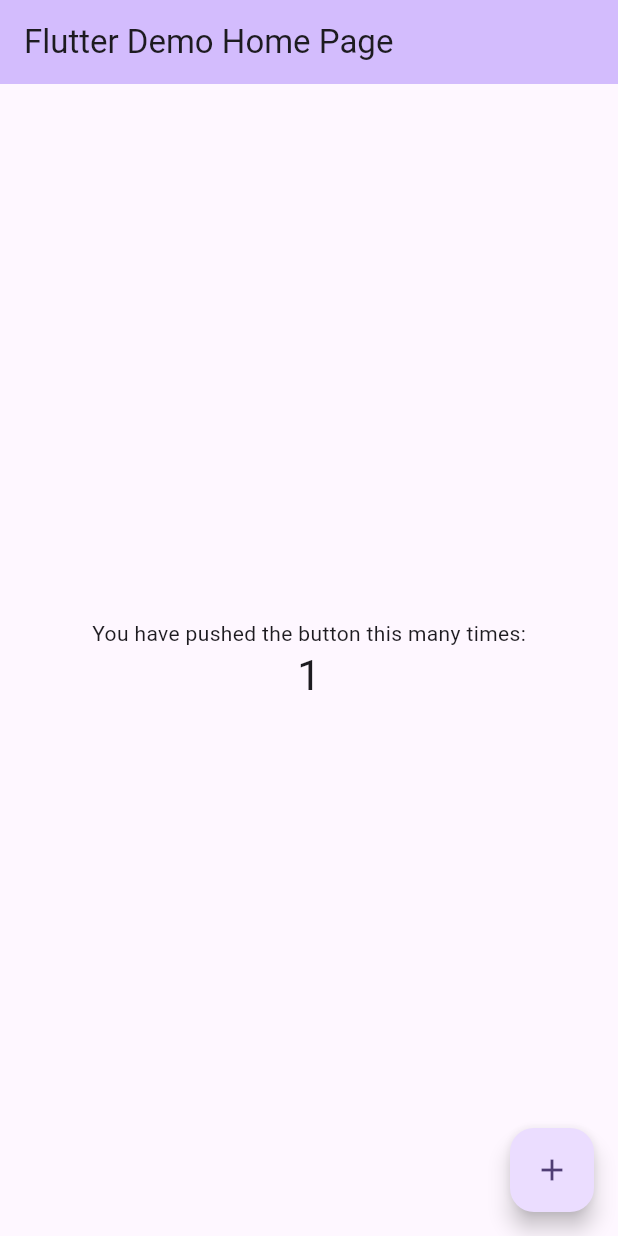
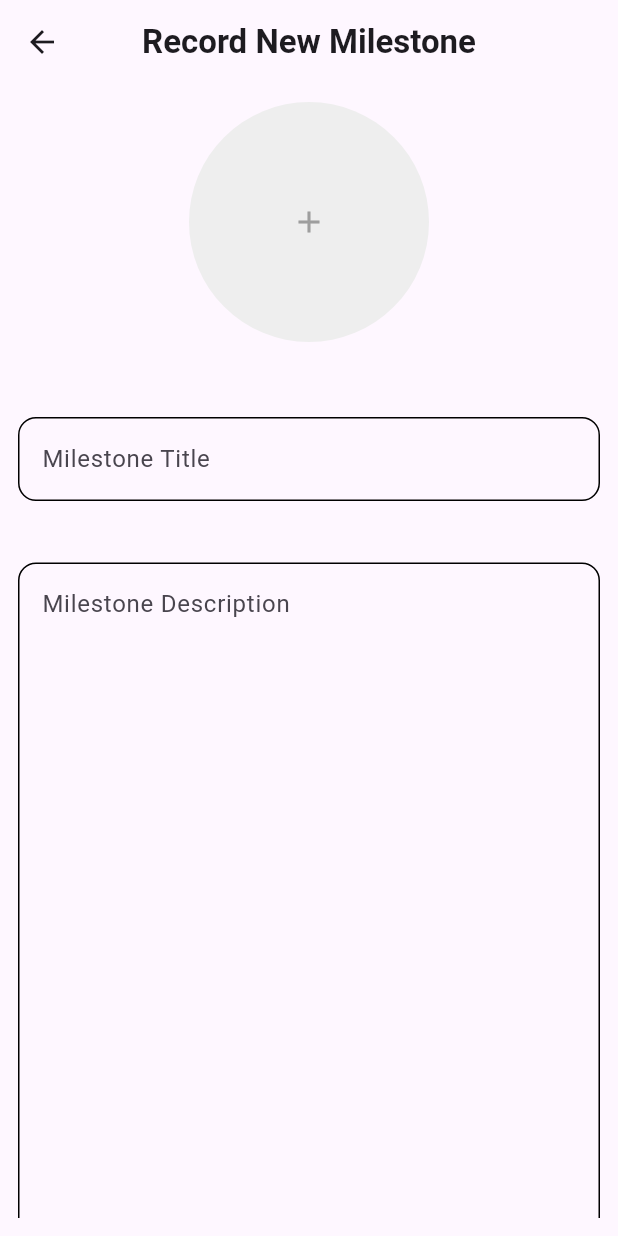
Before and after one commit to Tosin2289/Baby-Milestone-App, a Flutter app: the screen it shows after launch, after a tap on the "add" icon, on a phone screen of 412 x 824 dp. Run offline on Flutter 3.47's test engine with Material 3 defaults, Android fonts, the phone set to English and light mode, and no system bars.

Commit message:
homepage design

```diff
--- a/lib/main.dart
+++ b/lib/main.dart
@@ -1,3 +1,4 @@
+import 'package:baby_milestone_app/src/views/home_page.dart';
 import 'package:flutter/material.dart';
 
 void main() {
@@ -7,119 +8,15 @@ void main() {
 class MyApp extends StatelessWidget {
   const MyApp({super.key});
 
-  // This widget is the root of your application.
   @override
   Widget build(BuildContext context) {
-    return MaterialApp(
-      title: 'Flutter Demo',
+    return MaterialApp(debugShowCheckedModeBanner: false,
+      title: 'Baby milestone app',
       theme: ThemeData(
-        // This is the theme of your application.
-        //
-        // TRY THIS: Try running your application with "flutter run". You'll see
-        // the application has a purple toolbar. Then, without quitting the app,
-        // try changing the seedColor in the colorScheme below to Colors.green
-        // and then invoke "hot reload" (save your changes or press the "hot
-        // reload" button in a Flutter-supported IDE, or press "r" if you used
-        // the command line to start the app).
-        //
-        // Notice that the counter didn't reset back to zero; the application
-        // state is not lost during the reload. To reset the state, use hot
-        // restart instead.
-        //
-        // This works for code too, not just values: Most code changes can be
-        // tested with just a hot reload.
         colorScheme: ColorScheme.fromSeed(seedColor: Colors.deepPurple),
         useMaterial3: true,
       ),
-      home: const MyHomePage(title: 'Flutter Demo Home Page'),
+      home: const HomePage(),
     );
   }
 }
-
-class MyHomePage extends StatefulWidget {
-  const MyHomePage({super.key, required this.title});
-
-  // This widget is the home page of your application. It is stateful, meaning
-  // that it has a State object (defined below) that contains fields that affect
-  // how it looks.
-
-  // This class is the configuration for the state. It holds the values (in this
-  // case the title) provided by the parent (in this case the App widget) and
-  // used by the build method of the State. Fields in a Widget subclass are
-  // always marked "final".
-
-  final String title;
-
-  @override
-  State<MyHomePage> createState() => _MyHomePageState();
-}
-
-class _MyHomePageState extends State<MyHomePage> {
-  int _counter = 0;
-
-  void _incrementCounter() {
-    setState(() {
-      // This call to setState tells the Flutter framework that something has
-      // changed in this State, which causes it to rerun the build method below
-      // so that the display can reflect the updated values. If we changed
-      // _counter without calling setState(), then the build method would not be
-      // called again, and so nothing would appear to happen.
-      _counter++;
-    });
-  }
-
-  @override
-  Widget build(BuildContext context) {
-    // This method is rerun every time setState is called, for instance as done
-    // by the _incrementCounter method above.
-    //
-    // The Flutter framework has been optimized to make rerunning build methods
-    // fast, so that you can just rebuild anything that needs updating rather
-    // than having to individually change instances of widgets.
-    return Scaffold(
-      appBar: AppBar(
-        // TRY THIS: Try changing the color here to a specific color (to
-        // Colors.amber, perhaps?) and trigger a hot reload to see the AppBar
-        // change color while the other colors stay the same.
-        backgroundColor: Theme.of(context).colorScheme.inversePrimary,
-        // Here we take the value from the MyHomePage object that was created by
-        // the App.build method, and use it to set our appbar title.
-        title: Text(widget.title),
-      ),
-      body: Center(
-        // Center is a layout widget. It takes a single child and positions it
-        // in the middle of the parent.
-        child: Column(
-          // Column is also a layout widget. It takes a list of children and
-          // arranges them vertically. By default, it sizes itself to fit its
-          // children horizontally, and tries to be as tall as its parent.
-          //
-          // Column has various properties to control how it sizes itself and
-          // how it positions its children. Here we use mainAxisAlignment to
-          // center the children vertically; the main axis here is the vertical
-          // axis because Columns are vertical (the cross axis would be
-          // horizontal).
-          //
-          // TRY THIS: Invoke "debug painting" (choose the "Toggle Debug Paint"
-          // action in the IDE, or press "p" in the console), to see the
-          // wireframe for each widget.
-          mainAxisAlignment: MainAxisAlignment.center,
-          children: <Widget>[
-            const Text(
-              'You have pushed the button this many times:',
-            ),
-            Text(
-              '$_counter',
-              style: Theme.of(context).textTheme.headlineMedium,
-            ),
-          ],
-        ),
-      ),
-      floatingActionButton: FloatingActionButton(
-        onPressed: _incrementCounter,
-        tooltip: 'Increment',
-        child: const Icon(Icons.add),
-      ), // This trailing comma makes auto-formatting nicer for build methods.
-    );
-  }
-}
--- /dev/null
+++ b/lib/src/views/add_new_milestone_screen.dart
@@ -0,0 +1,86 @@
+import 'package:flutter/material.dart';
+
+class AddNewMileStonrScreen extends StatelessWidget {
+  const AddNewMileStonrScreen({super.key});
+
+  @override
+  Widget build(BuildContext context) {
+    return Scaffold(
+      appBar: AppBar(
+        centerTitle: true,
+        title: const Text(
+          "Record New Milestone",
+          style: TextStyle(fontWeight: FontWeight.bold),
+        ),
+      ),
+      body: Padding(
+        padding: const EdgeInsets.all(12.0),
+        child: Center(
+          child: SingleChildScrollView(
+            child: Column(
+              children: [
+                CircleAvatar(
+                    backgroundColor: Colors.grey.shade200,
+                    radius: 80,
+                    child: Center(
+                      child: IconButton(
+                        icon: const Icon(Icons.add, color: Colors.grey),
+                        onPressed: () {},
+                      ),
+                    )),
+                const SizedBox(
+                  height: 50,
+                ),
+                TextField(
+                  decoration: InputDecoration(
+                    hintText: "Milestone Title",
+                    border: OutlineInputBorder(
+                      borderRadius: BorderRadius.circular(12),
+                    ),
+                    enabledBorder: OutlineInputBorder(
+                      borderRadius: BorderRadius.circular(12),
+                    ),
+                    focusedBorder: OutlineInputBorder(
+                      borderRadius: BorderRadius.circular(12),
+                    ),
+                  ),
+                ),
+                const SizedBox(
+                  height: 10,
+                ),
+                const Text(""),
+                const SizedBox(
+                  height: 10,
+                ),
+                TextField(
+                  maxLines: 50,
+                  decoration: InputDecoration(
+                    hintText: "Milestone Description",
+                    border: OutlineInputBorder(
+                      borderRadius: BorderRadius.circular(12),
+                    ),
+                    enabledBorder: OutlineInputBorder(
+                      borderRadius: BorderRadius.circular(12),
+                    ),
+                    focusedBorder: OutlineInputBorder(
+                      borderRadius: BorderRadius.circular(12),
+                    ),
+                  ),
+                ),
+                const SizedBox(
+                  height: 20,
+                ),
+                SizedBox(
+                  height: 50,
+                  width: double.infinity,
+                  child: ElevatedButton(
+                      onPressed: () {}, child: const Text("Record Milestone")),
+                ),
+              ],
+            ),
+          ),
+        ),
+      ),
+    );
+  }
+}
--- /dev/null
+++ b/lib/src/views/home_page.dart
@@ -0,0 +1,165 @@
+import 'package:baby_milestone_app/src/views/add_new_milestone_screen.dart';
+import 'package:flutter/material.dart';
+
+class HomePage extends StatelessWidget {
+  const HomePage({super.key});
+
+  @override
+  Widget build(BuildContext context) {
+    return Scaffold(
+      appBar: AppBar(
+        title: const Text(
+          "Baby's Milestone Tracker",
+          style: TextStyle(fontWeight: FontWeight.bold),
+        ),
+        centerTitle: true,
+      ),
+      body: Padding(
+        padding: const EdgeInsets.all(12.0),
+        child: Column(
+          children: [
+            Row(
+              mainAxisAlignment: MainAxisAlignment.spaceBetween,
+              children: [
+                IconButton(
+                  onPressed: () {
+                    Navigator.push(context, MaterialPageRoute(
+                      builder: (context) {
+                        return const AddNewMileStonrScreen();
+                      },
+                    ));
+                  },
+                  icon: const Icon(Icons.add, size: 25),
+                ),
+                const Text(
+                  "Recent Milestones",
+                  style: TextStyle(fontSize: 18),
+                ),
+              ],
+            ),
+            const SizedBox(
+              height: 10,
+            ),
+            InkWell(
+              onTap: () {},
+              child: Container(
+                height: 124,
+                decoration: BoxDecoration(
+                    color: Colors.blue.shade300,
+                    borderRadius: BorderRadius.circular(15)),
+                child: const Center(
+                  child: Padding(
+                    padding: EdgeInsets.all(8.0),
+                    child: Column(
+                      children: [
+                        Align(
+                          alignment: Alignment.centerLeft,
+                          child: Text(
+                            "MileStone Title",
+                            style: TextStyle(
+                                color: Colors.white,
+                                fontSize: 20,
+                                fontWeight: FontWeight.bold),
+                          ),
+                        ),
+                        SizedBox(
+                          height: 3,
+                        ),
+                        Align(
+                          alignment: Alignment.centerLeft,
+                          child: Text(
+                            "Date Posted",
+                            style: TextStyle(
+                              color: Colors.white54,
+                              fontSize: 12,
+                            ),
+                          ),
+                        ),
+                        SizedBox(
+                          height: 5,
+                        ),
+                        Align(
+                          alignment: Alignment.centerLeft,
+                          child: Text(
+                            "MileStone Description hwiw ocjowejnwd edjiojwewii eauh esh tyrftxe fjcyrytvtty uywehuh ws",
+                            maxLines: 2,
+                            overflow: TextOverflow.ellipsis,
+                            textAlign: TextAlign.left,
+                            style: TextStyle(
+                              color: Colors.white,
+                              fontSize: 18,
+                            ),
+                          ),
+                        ),
+                      ],
+                    ),
+                  ),
+                ),
+              ),
+            ),
+            const SizedBox(
+              height: 10,
+            ),
+            InkWell(
+              onTap: () {},
+              child: Container(
+                height: 124,
+                decoration: BoxDecoration(
+                    color: Colors.pink.shade300,
+                    borderRadius: BorderRadius.circular(15)),
+                child: const Center(
+                  child: Padding(
+                    padding: EdgeInsets.all(8.0),
+                    child: Column(
+                      children: [
+                        Align(
+                          alignment: Alignment.centerLeft,
+                          child: Text(
+                            "MileStone Title",
+                            style: TextStyle(
+                                color: Colors.white,
+                                fontSize: 20,
+                                fontWeight: FontWeight.bold),
+                          ),
+                        ),
+                        SizedBox(
+                          height: 3,
+                        ),
+                        Align(
+                          alignment: Alignment.centerLeft,
+                          child: Text(
+                            "Date Posted",
+                            style: TextStyle(
+                              color: Colors.white54,
+                              fontSize: 12,
+                            ),
+                          ),
+                        ),
+                        SizedBox(
+                          height: 5,
+                        ),
+                        Align(
+                          alignment: Alignment.centerLeft,
+                          child: Text(
+                            "MileStone Description hwiw ocjowejnwd edjiojwewii eauh esh tyrftxe fjcyrytvtty uywehuh ws",
+                            maxLines: 2,
+                            overflow: TextOverflow.ellipsis,
+                            textAlign: TextAlign.left,
+                            style: TextStyle(
+                              color: Colors.white,
+                              fontSize: 18,
+                            ),
+                          ),
+                        ),
+                      ],
+                    ),
+                  ),
+                ),
+              ),
+            ),
+          ],
+        ),
+      ),
+    );
+  }
+}
--- a/pubspec.yaml
+++ b/pubspec.yaml
@@ -69,8 +69,8 @@ flutter:
   uses-material-design: true
 
   # To add assets to your application, add an assets section, like this:
-  # assets:
-  #   - images/a_dot_burr.jpeg
+  assets:
+    - assets/
   #   - images/a_dot_ham.jpeg
 
   # An image asset can refer to one or more resolution-specific "variants", see
```
Also changed, not shown: pubspec.lock, 5 other files.
